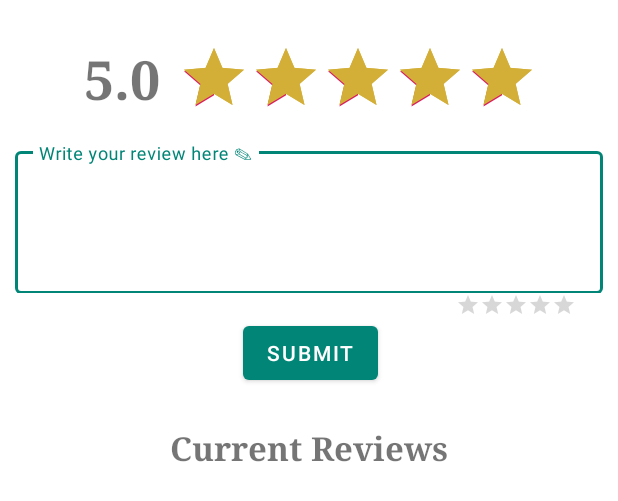
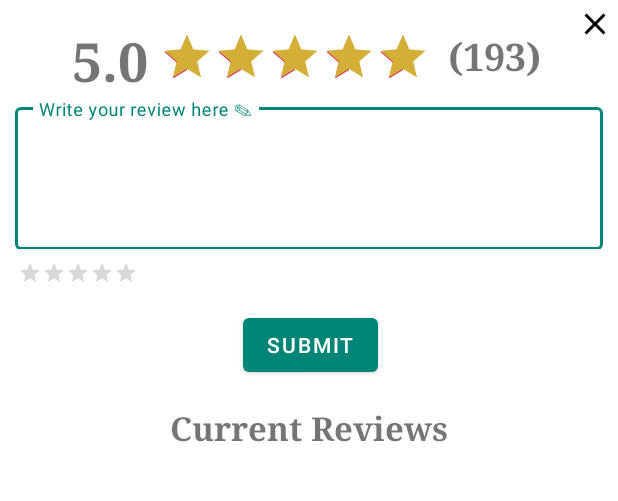
Before and after one commit to Build-Week-FoodTruck-TrackR/AND, an Android app: the layout reviews_layout.xml on its own in the app's theme, with its tools: preview values and no code run, on a phone screen of 412 x 824 dp. Shown: the top 501 px of the screen. Run offline under Robolectric (Android 15) with nearby library versions, the phone set to English and light mode, and no system bars.

Commit message:
worked on a review layout

```diff
--- /dev/null
+++ b/Foodtruck/app/src/main/res/drawable/ic_close_black_18dp.xml
@@ -0,0 +1,4 @@
+<vector android:height="18dp" android:viewportHeight="24.0"
+    android:viewportWidth="24.0" android:width="18dp" xmlns:android="http://schemas.android.com/apk/res/android">
+    <path android:fillColor="#FF000000" android:pathData="M19,6.41L17.59,5 12,10.59 6.41,5 5,6.41 10.59,12 5,17.59 6.41,19 12,13.41 17.59,19 19,17.59 13.41,12z"/>
+</vector>
--- a/Foodtruck/app/src/main/res/layout/fragment_reviews_tab.xml
+++ b/Foodtruck/app/src/main/res/layout/reviews_layout.xml
@@ -3,7 +3,7 @@
     xmlns:app="http://schemas.android.com/apk/res-auto"
     xmlns:tools="http://schemas.android.com/tools"
     android:layout_width="match_parent"
-    android:layout_height="match_parent"
+    android:layout_height="wrap_content"
     android:orientation="vertical">
 
     <TextView
@@ -11,8 +11,8 @@
         style="@style/HeaderTextStyle"
         android:layout_width="wrap_content"
         android:layout_height="wrap_content"
-        android:layout_marginStart="56dp"
-        android:layout_marginTop="28dp"
+        android:layout_marginStart="48dp"
+        android:layout_marginTop="16dp"
         android:text="5.0"
         android:textSize="36sp"
         app:layout_constraintStart_toStartOf="parent"
@@ -21,15 +21,29 @@
 
     <RatingBar
         android:id="@+id/rating_bar"
+        style="?android:attr/ratingBarStyleIndicator"
         android:layout_width="wrap_content"
         android:layout_height="wrap_content"
-        android:layout_marginStart="12dp"
+        android:layout_marginStart="8dp"
+        android:layout_marginTop="20dp"
         android:isIndicator="true"
         android:progressBackgroundTint="#d4af37"
         android:progressTint="#d4af37"
         android:rating="5"
         app:layout_constraintStart_toEndOf="@+id/tv_truck_rating"
-        app:layout_constraintTop_toTopOf="@+id/tv_truck_rating" />
+        app:layout_constraintTop_toTopOf="parent" />
+
+    <TextView
+        android:id="@+id/tv_num_reviews"
+        style="@style/HeaderTextStyle"
+        android:layout_width="wrap_content"
+        android:layout_height="wrap_content"
+        android:layout_marginStart="12dp"
+        android:text="(193)"
+        android:textSize="25sp"
+        android:layout_marginTop="20dp"
+        app:layout_constraintStart_toEndOf="@+id/rating_bar"
+        app:layout_constraintTop_toTopOf="parent" />
 
     <com.google.android.material.textfield.TextInputLayout
         android:id="@+id/review_input"
@@ -37,6 +51,7 @@
         android:layout_width="match_parent"
         android:layout_height="100dp"
         android:layout_margin="10dp"
+        android:layout_marginTop="32dp"
         app:layout_constraintStart_toStartOf="parent"
         app:layout_constraintTop_toBottomOf="@id/rating_bar">
 
@@ -55,7 +70,8 @@
         android:layout_width="wrap_content"
         android:layout_height="wrap_content"
         android:layout_gravity="right"
-        android:layout_marginEnd="28dp"
+        android:layout_marginTop="8dp"
+        android:layout_marginEnd="320dp"
         android:numStars="5"
         android:rating="0"
         app:layout_constraintEnd_toEndOf="parent"
@@ -65,6 +81,7 @@
         android:id="@+id/btn_submit"
         android:layout_width="wrap_content"
         android:layout_height="wrap_content"
+        android:layout_marginTop="16dp"
         android:layout_marginEnd="160dp"
         android:text="Submit"
         app:layout_constraintEnd_toEndOf="parent"
@@ -72,12 +89,12 @@
 
     <TextView
         android:id="@+id/tv_user_reviews"
+        style="@style/HeaderTextStyle"
         android:layout_width="match_parent"
         android:layout_height="wrap_content"
-        android:layout_marginTop="24dp"
+        android:layout_marginTop="16dp"
         android:gravity="center_horizontal"
         android:text="Current Reviews"
-        style="@style/HeaderTextStyle"
         android:textSize="22sp"
         app:layout_constraintStart_toStartOf="parent"
         app:layout_constraintTop_toBottomOf="@+id/btn_submit" />
@@ -94,4 +111,14 @@
         app:layout_constraintStart_toStartOf="parent"
         app:layout_constraintTop_toBottomOf="@id/tv_user_reviews" />
 
+    <ImageView
+        android:id="@+id/img_close"
+        android:layout_width="24dp"
+        android:layout_height="24dp"
+        android:layout_marginStart="24dp"
+        android:layout_marginTop="4dp"
+        android:src="@drawable/ic_close_black_18dp"
+        app:layout_constraintStart_toEndOf="@id/tv_num_reviews"
+        app:layout_constraintTop_toTopOf="parent" />
+
 </androidx.constraintlayout.widget.ConstraintLayout>
```
Also changed, not shown: Foodtruck/app/src/main/java/com/example/foodtruck/ui/foodie/fragments/FoodTruckDetailsDialog.kt (+9 -2 lines), Foodtruck/app/src/main/java/com/example/foodtruck/ui/foodie/fragments/ReviewDialog.kt (added, +50 -0 lines), Foodtruck/app/src/main/res/layout/operational_hours_layout.xml (+13 -3 lines).
